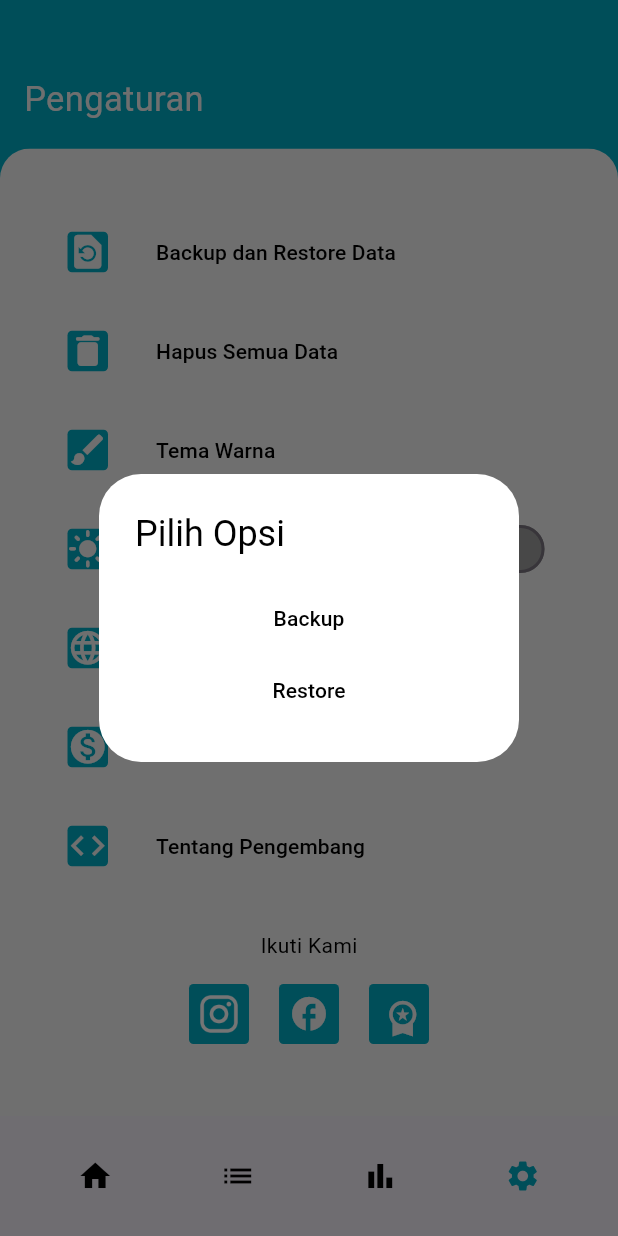
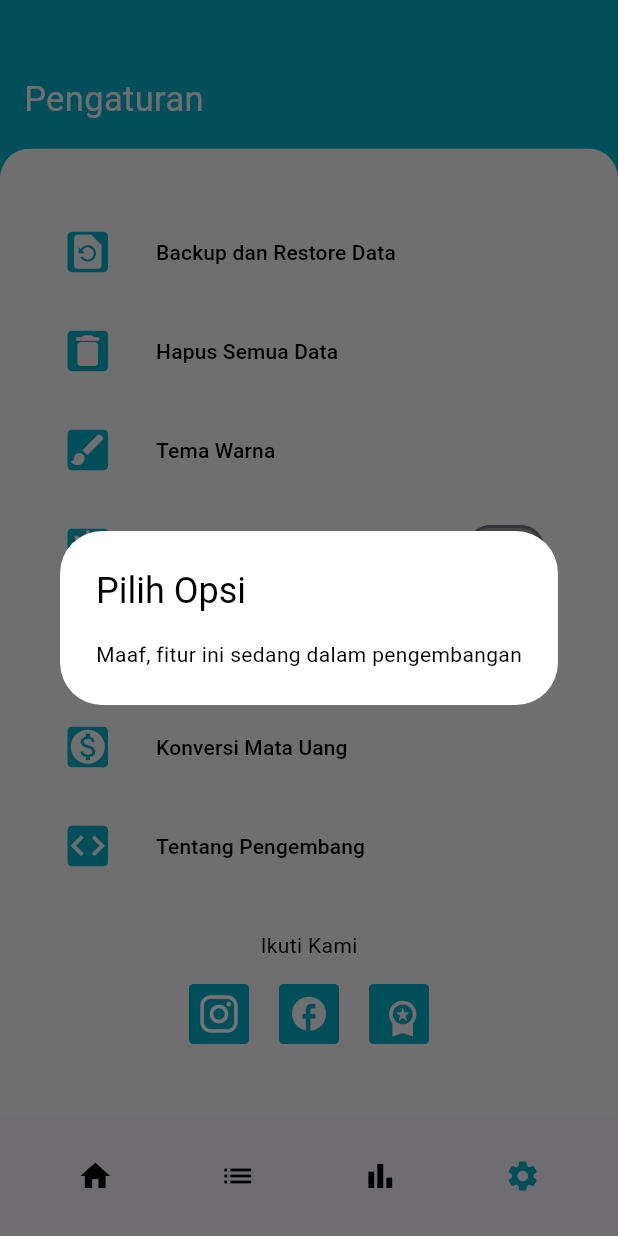
Before and after one commit to JonathanZefanya/Aplikasi-Manajemen-Keuangan, a Flutter app: the screen it shows after launch, item 2 of the bottom bar chosen, after a tap on the "settings" icon, after a tap on "Backup dan Restore Data", on a phone screen of 412 x 824 dp. Run offline on Flutter 3.47's test engine with Material 3 defaults, Android fonts, the light colour scheme and no system bars; drawn by our look-alikes of flutter_animate; our stand-ins replace animated_splash_screen, connectivity_plus, dio, drift, file_picker, flutter_calendar_carousel and 9 more; missing offline and left inert: flag, syncfusion_flutter_xlsio; accounts and stored records are empty; generated files the repository leaves out were written again; Roboto replaces fonts that are missing (Inder).

Commit message:
Remove commented-out backup and restore functionality from settings page and update placeholder text for under development feature

```diff
--- a/lib/pages/gallery_pages.dart
+++ b/lib/pages/gallery_pages.dart
@@ -5,8 +5,6 @@ import 'package:flutter_animate/flutter_animate.dart';
 import 'package:google_fonts/google_fonts.dart';
 import 'package:intl/intl.dart';
 import 'package:tangan/models/database.dart';
-
-// import 'package:sisaku/colors.dart';
 import 'package:tangan/models/transaction_with_category.dart';
 import 'package:tangan/pages/category_page.dart';
 import 'package:tangan/pages/home_page.dart';
--- a/lib/pages/setting_page.dart
+++ b/lib/pages/setting_page.dart
@@ -135,53 +135,68 @@ class _SettingPageState extends State<SettingPage> {
                                                     ? base
                                                     : Colors.black),
                                           ),
+                                          // content: Column(
+                                          //   mainAxisSize: MainAxisSize.min,
+                                          //   children: [
+                                          //     TextButton(
+                                          //       onPressed: () {
+                                          //         Navigator.of(context).pop();
+                                          //         database.backup();
+                                          //         ScaffoldMessenger.of(context)
+                                          //             .showSnackBar(
+                                          //           SnackBar(
+                                          //               content: Text(
+                                          //             (lang == 0)
+                                          //                 ? 'Berhasil Backup Data'
+                                          //                 : 'Backup Data Success',
+                                          //             style: GoogleFonts.inder(
+                                          //                 color: base),
+                                          //           )),
+                                          //         );
+                                          //       },
+                                          //       child: Text(
+                                          //         (lang == 0) ? "Backup" : 'Backup',
+                                          //         style: GoogleFonts.inder(
+                                          //           color: isDark ? base : Colors.black,
+                                          //         ),
+                                          //       ),
+                                          //     ),
+                                          //     TextButton(
+                                          //       onPressed: () {
+                                          //         Navigator.of(context).pop();
+                                          //         database.restore();
+                                          //         ScaffoldMessenger.of(context)
+                                          //             .showSnackBar(
+                                          //           SnackBar(
+                                          //               content: Text(
+                                          //             (lang == 0)
+                                          //                 ? 'Berhasil Restore Data'
+                                          //                 : 'Restore Data Success',
+                                          //             style: GoogleFonts.inder(
+                                          //                 color: base),
+                                          //           )),
+                                          //         );
+                                          //       },
+                                          //       child: Text(
+                                          //         (lang == 0) ? "Restore" : 'Restore',
+                                          //         style: GoogleFonts.inder(
+                                          //           color: isDark ? base : Colors.black,
+                                          //         ),
+                                          //       ),
+                                          //     ),
+                                          //   ],
+                                          // ),
+
+                                          // Konten dalam sedang dalam pengembangan
                                           content: Column(
                                             mainAxisSize: MainAxisSize.min,
                                             children: [
-                                              TextButton(
-                                                onPressed: () {
-                                                  Navigator.of(context).pop();
-                                                  database.backup();
-                                                  ScaffoldMessenger.of(context)
-                                                      .showSnackBar(
-                                                    SnackBar(
-                                                        content: Text(
-                                                      (lang == 0)
-                                                          ? 'Berhasil Backup Data'
-                                                          : 'Backup Data Success',
-                                                      style: GoogleFonts.inder(
-                                                          color: base),
-                                                    )),
-                                                  );
-                                                },
-                                                child: Text(
-                                                  (lang == 0) ? "Backup" : 'Backup',
-                                                  style: GoogleFonts.inder(
-                                                    color: isDark ? base : Colors.black,
-                                                  ),
-                                                ),
-                                              ),
-                                              TextButton(
-                                                onPressed: () {
-                                                  Navigator.of(context).pop();
-                                                  database.restore();
-                                                  ScaffoldMessenger.of(context)
-                                                      .showSnackBar(
-                                                    SnackBar(
-                                                        content: Text(
-                                                      (lang == 0)
-                                                          ? 'Berhasil Restore Data'
-                                                          : 'Restore Data Success',
-                                                      style: GoogleFonts.inder(
-                                                          color: base),
-                                                    )),
-                                                  );
-                                                },
-                                                child: Text(
-                                                  (lang == 0) ? "Restore" : 'Restore',
-                                                  style: GoogleFonts.inder(
-                                                    color: isDark ? base : Colors.black,
-                                                  ),
+                                              Text(
+                                                (lang == 0)
+                                                    ? "Maaf, fitur ini sedang dalam pengembangan"
+                                                    : "Sorry, this feature is under development",
+                                                style: GoogleFonts.inder(
+                                                  color: isDark ? base : Colors.black,
                                                 ),
                                               ),
                                             ],
```
